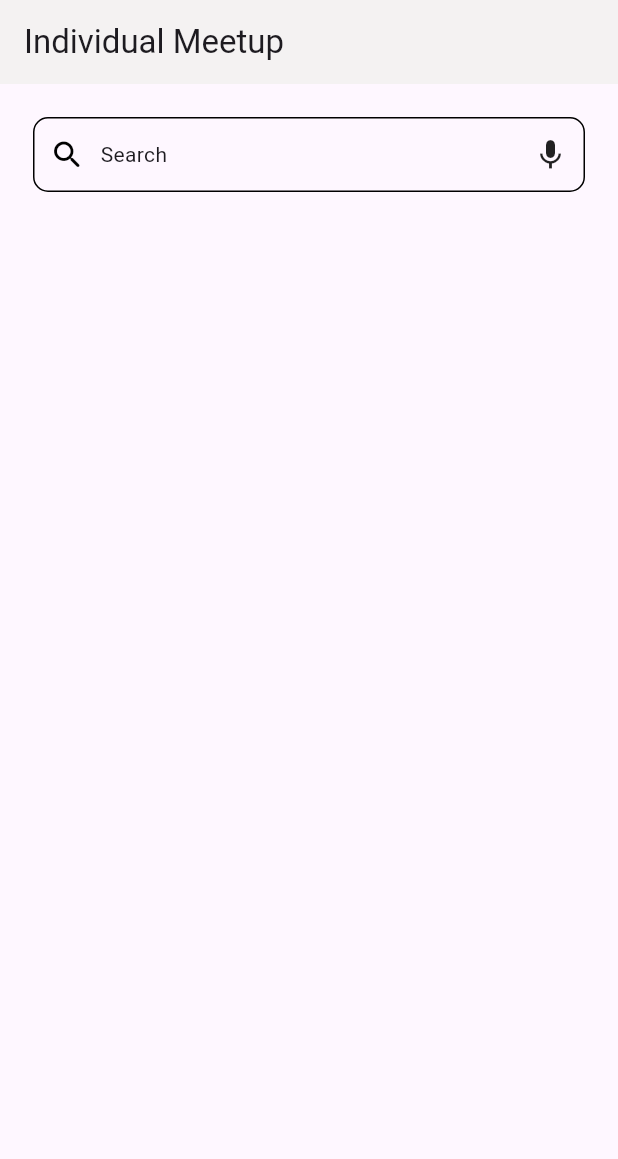
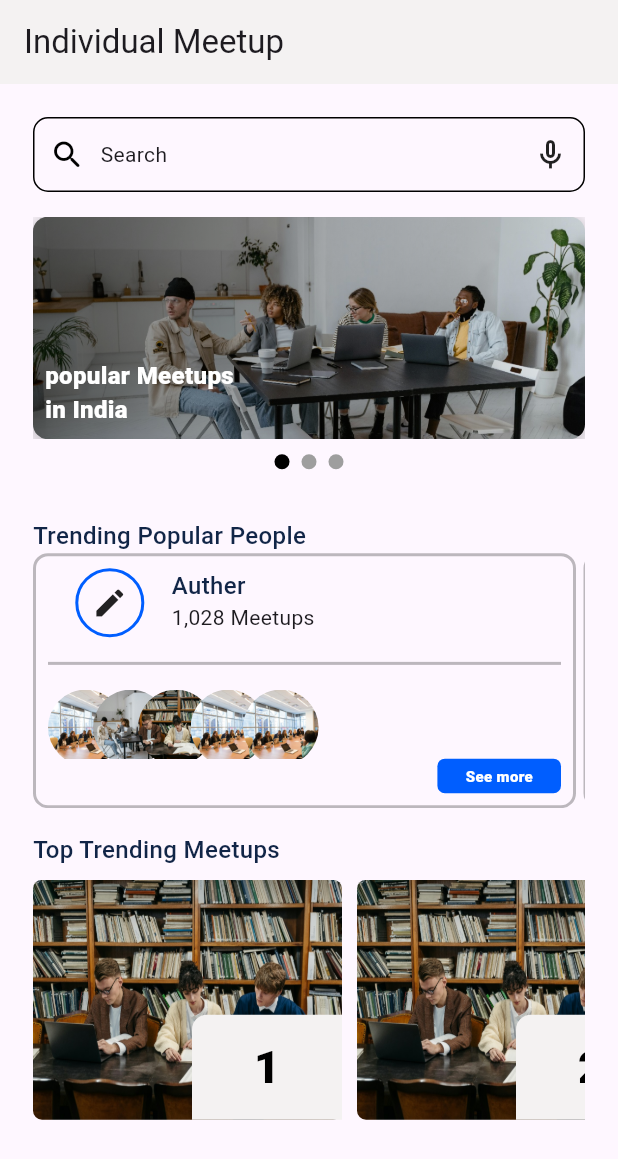
Before and after one commit to swalihh/promilo_assignment, a Flutter app: the HomePage screen opened directly, on a phone screen of 412 x 824 dp. Shown: the top 1159 px of the screen. Run offline on Flutter 3.47's test engine with Material 3 defaults, Android fonts, the phone set to English and light mode, and no system bars; drawn by our look-alikes of smooth_page_indicator; our stand-ins replace either_dart, flutter_bloc.

Commit message:
Completed Homescreen
complted all ui part in homescreen

```diff
--- a/lib/main.dart
+++ b/lib/main.dart
@@ -1,6 +1,7 @@
 import 'package:flutter/material.dart';
 import 'package:flutter_bloc/flutter_bloc.dart';
 import 'package:promilo/bloc/bloc/login_bloc.dart';
+import 'package:promilo/resources/widgets/bottom_nav_bar.dart';
 import 'package:promilo/view/home.dart';
 import 'package:promilo/view/login_page.dart';
 
@@ -15,9 +16,9 @@ class Myapp extends StatelessWidget {
   Widget build(BuildContext context) {
     return  BlocProvider(
       create: (context) => LoginBloc(),
-      child: const MaterialApp(
+      child:   MaterialApp(
         debugShowCheckedModeBanner: false,
-        home: LoginPage(),
+        home: Start(),
       ),
     );
   }
--- a/lib/resources/constants/colors.dart
+++ b/lib/resources/constants/colors.dart
@@ -3,10 +3,12 @@ import 'package:flutter/material.dart';
 
 class AppColors{
   static const Color appbarColor=Color.fromARGB(255, 244, 242, 242);
+    static const Color buttoncolor=Color.fromARGB(255, 34, 41, 148);
+
 
   static const Color bagroundWhite=Colors.white;
   static const Color textcolor=Colors.black87;
-    static const Color labelcolor=Color.fromARGB(255, 9, 33, 75);
+    static const Color labelcolor=Color.fromARGB(255, 0, 94, 255);
   static const Color containerlinecolor=Colors.black26;
 
 
--- a/lib/resources/constants/style.dart
+++ b/lib/resources/constants/style.dart
@@ -20,6 +20,11 @@ class Apptext {
       fontWeight: FontWeight.w400,
       color: Color.fromARGB(255, 17, 37, 71),
       overflow: TextOverflow.ellipsis);
+static TextStyle get label2 => const TextStyle(
+      fontSize: 16,
+      fontWeight: FontWeight.w500,
+      color: Color.fromARGB(255, 17, 37, 71),
+      overflow: TextOverflow.ellipsis);
 
 
   static TextStyle get secondlabel => const TextStyle(
@@ -30,12 +35,22 @@ class Apptext {
 static TextStyle get terms => const TextStyle(
       fontSize: 14,
       fontWeight: FontWeight.w700,
+      color: Color.fromARGB(255, 255, 255, 255),
+      overflow: TextOverflow.ellipsis);
+      static TextStyle get bigterms => const TextStyle(
+      fontSize: 30,
+      fontWeight: FontWeight.w900,
       color: Color.fromARGB(255, 0, 0, 0),
       overflow: TextOverflow.ellipsis);
 
-  static TextStyle get buttonlabel => const TextStyle(
+        static TextStyle get buttonlabel => const TextStyle(
       fontSize: 16,
       fontWeight: FontWeight.w800,
       color: Color.fromARGB(255, 255, 255, 255),
       overflow: TextOverflow.ellipsis);
+  static TextStyle get buttonlabel0 => const TextStyle(
+      fontSize: 10,
+      fontWeight: FontWeight.w800,
+      color: Color.fromARGB(255, 255, 255, 255),
+      overflow: TextOverflow.ellipsis);
 }
--- a/lib/resources/strings/homestring.dart
+++ b/lib/resources/strings/homestring.dart
@@ -6,6 +6,8 @@ class HomeString{
   static String trending='Trending Popular People';
   static String auther='1,028 Meetups';
   static String more='See more';
+  static String authertitle='Auther';
+
   static String top='Top Trending Meetups';
 
 
--- /dev/null
+++ b/lib/resources/widgets/auther_circle.dart
@@ -0,0 +1,28 @@
+import 'package:flutter/material.dart';
+import 'package:promilo/resources/constants/colors.dart';
+
+class CircularAvatarWidget extends StatelessWidget {
+
+
+  const   CircularAvatarWidget({super.key,
+
+  });
+
+  @override
+  Widget build(BuildContext context) {
+    double avatarSize = MediaQuery.of(context).size.width * 0.2;
+
+
+
+    return Container(
+      width: avatarSize,
+      height: avatarSize,
+      decoration: BoxDecoration(
+        shape: BoxShape.circle,
+        border: Border.all(color:AppColors.labelcolor, width: 2),
+
+      ),
+      child: const Icon(Icons.edit),
+    );
+  }
+}
--- /dev/null
+++ b/lib/resources/widgets/bottom_nav_bar.dart
@@ -0,0 +1,78 @@
+import 'package:flutter/material.dart';
+import 'package:promilo/resources/constants/colors.dart';
+import 'package:promilo/view/home.dart';
+
+
+class Start extends StatefulWidget {
+  const Start({super.key});
+
+  @override
+  State<Start> createState() => _StartState();
+}
+
+class _StartState extends State<Start> {
+  int currentPage = 0;
+  List<Widget> pages = [ HomePage()];
+  @override
+  Widget build(BuildContext context) {
+    return Stack(
+      children: [
+        Scaffold(
+          body: pages[currentPage],
+        ),
+        Positioned(
+          bottom: 10,
+          left: 10,
+          right: 10,
+          child: NavBar(
+            pageIndex: currentPage,
+            ontap: (index) {
+              setState(() {
+                currentPage = index;
+              });
+            },
+          ),
+        )
+      ],
+    );
+  }
+}
+
+class NavBar extends StatelessWidget {
+  final int pageIndex;
+  final Function(int) ontap;
+  const NavBar({super.key, required this.pageIndex, required this.ontap});
+
+  @override
+  Widget build(BuildContext context) {
+    return Material(
+      color: Colors.transparent,
+      child: Container(
+        margin: const EdgeInsets.only(left: 10, right: 10, bottom: 16),
+        decoration: BoxDecoration(
+          borderRadius: BorderRadius.circular(10),
+          color: AppColors.bagroundWhite
+        ),
+        height: 60,
+        child: Row(
+          children: [
+            navItem(Icons.home, pageIndex == 0, ontap: () => ontap(0)),
+            navItem(Icons.list_alt, pageIndex == 1, ontap: () => ontap(1)),
+            navItem(Icons.checklist, pageIndex == 2, ontap: () => ontap(2)),
+          ],
+        ),
+      ),
+    );
+  }
+
+  Widget navItem(IconData icon, bool selected, {Function()? ontap}) {
+    return Expanded(
+        child: InkWell(
+      onTap: ontap,
+      child: Icon(icon,
+          color: selected
+              ?const Color.fromARGB(255, 0, 234, 255)
+              : AppColors.buttoncolor),
+    ));
+  }
+}
--- /dev/null
+++ b/lib/resources/widgets/popular.dart
@@ -0,0 +1,67 @@
+import 'package:flutter/material.dart';
+import 'package:promilo/resources/constants/style.dart';
+import 'package:promilo/resources/strings/homestring.dart';
+
+class PopularContainerWidget extends StatelessWidget {
+    final String imageUrl;
+  const PopularContainerWidget({super.key, required this.imageUrl});
+
+  @override
+  Widget build(BuildContext context) {
+    final Size screenSize = MediaQuery.of(context).size;
+
+    return Container(
+      height: 100,
+      width: screenSize.width,
+      decoration: BoxDecoration(
+        borderRadius: BorderRadius.circular(10),
+        boxShadow: [
+          BoxShadow(
+            color: Colors.black.withOpacity(0.2),
+            spreadRadius: 2,
+            blurRadius: 7,
+            offset: Offset(0, 2),
+          ),
+        ],
+      ),
+      child: Stack(
+        children: [
+          Positioned.fill(
+            child: ClipRRect(
+              borderRadius: BorderRadius.circular(10),
+              child: Image.asset(
+                imageUrl,
+                fit: BoxFit.cover,
+              ),
+            ),
+          ),
+          Container(
+            width: screenSize.width, // Cover half of the screen
+            decoration: BoxDecoration(
+              borderRadius: BorderRadius.circular(10),
+              gradient: LinearGradient(
+                begin: Alignment.centerLeft,
+                end: Alignment.centerRight,
+                colors: [
+                  Colors.black.withOpacity(0.5),
+                  Colors.transparent,
+                ],
+              ),
+            ),
+          ),
+          Positioned(
+            bottom: 0,
+            left: 0,
+            child: Container(
+              padding: const EdgeInsets.all(8),
+              child: Text(
+                HomeString.popular,
+                style: Apptext.buttonlabel,
+              ),
+            ),
+          ),
+        ],
+      ),
+    );
+  }
+}
--- /dev/null
+++ b/lib/resources/widgets/popular_widget.dart
@@ -0,0 +1,86 @@
+import 'package:flutter/material.dart';
+import 'package:promilo/resources/strings/homestring.dart';
+import 'package:promilo/resources/widgets/popular.dart';
+import 'package:smooth_page_indicator/smooth_page_indicator.dart';
+
+class PopularScreen extends StatefulWidget {
+   PopularScreen({super.key});
+    final ValueNotifier<int> value = ValueNotifier(0);
+
+
+  @override
+  State<PopularScreen> createState() => _PopularScreenState();
+}
+
+class _PopularScreenState extends State<PopularScreen> {
+    final PageController _pageController = PageController();
+
+  @override
+  Widget build(BuildContext context) {
+        final Size screenSize = MediaQuery.of(context).size;
+
+    return Column(children: [
+      Container(
+            padding: const EdgeInsets.only(left: 10, right: 10),
+            // color: Colors.amber,
+            height: 50,
+            width: double.infinity,
+            decoration: BoxDecoration(
+                borderRadius: const BorderRadius.all(Radius.circular(10)),
+                border: Border.all(color: Colors.black)),
+            child: Row(
+              children: [
+                const Icon(Icons.search_rounded, color: Colors.black),
+                const SizedBox(width: 10),
+                Text(HomeString.search),
+                const Expanded(child: SizedBox()),
+                const Icon(Icons.mic_none_outlined)
+              ],
+            ),
+          ),
+          SizedBox(
+            height: screenSize.height * 0.02,
+          ),
+          SizedBox(
+            height: screenSize.height * 0.18,
+            width: screenSize.width,
+            child: PageView(
+              controller: _pageController,
+              onPageChanged: (value) {
+                widget.value.value = value;
+              },
+              children: const [
+           PopularContainerWidget(imageUrl: 'assets/images/pop1.jpg',),
+           PopularContainerWidget(imageUrl: 'assets/images/pop2.jpg',),
+           PopularContainerWidget(imageUrl: 'assets/images/pop3.jpg',),
+
+
+
+
+
+
+
+              ],
+            ),
+          ),
+          const SizedBox(height: 10),
+          Center(
+            child: ValueListenableBuilder<int>(
+              valueListenable: widget.value,
+              builder: (context, activeIndex, child) {
+                return AnimatedSmoothIndicator(
+                  activeIndex: activeIndex,
+                  count: 3,
+                  effect: const WormEffect(
+                    activeDotColor: Colors.black,
+                    dotHeight: 10,
+                    dotWidth: 10,
+                    type: WormType.thinUnderground,
+                  ),
+                );
+              },
+            ),
+          ),
+    ],);
+  }
+}
--- /dev/null
+++ b/lib/resources/widgets/top_widget.dart
@@ -0,0 +1,56 @@
+import 'package:flutter/material.dart';
+import 'package:promilo/resources/constants/colors.dart';
+import 'package:promilo/resources/constants/style.dart';
+
+class ImageStackWidget extends StatelessWidget {
+  final double height;
+  final double width;
+  final int index;
+
+  const ImageStackWidget({
+    Key? key,
+    required this.height,
+    required this.width,
+    required this.index,
+  }) : super(key: key);
+
+  @override
+  Widget build(BuildContext context) {
+    return Stack(
+      children: [
+        Container(
+          height: height,
+          width: width,
+          decoration: BoxDecoration(
+            image: const DecorationImage(
+              fit: BoxFit.fill,
+              image: AssetImage('assets/images/pop3.jpg'),
+            ),
+            borderRadius: BorderRadius.circular(6),
+          ),
+        ),
+        Positioned(
+          bottom: 0,
+          right: 0,
+          child: Container(
+
+            width: 100,
+            height: 70,
+            decoration: const BoxDecoration(
+              color: AppColors.appbarColor,
+              borderRadius: BorderRadius.only(
+                topLeft: Radius.circular(10),
+              ),
+            ),
+            child: Center(
+              child: Text(
+                index.toString(),
+                style: Apptext.bigterms,
+              ),
+            ),
+          ),
+        ),
+      ],
+    );
+  }
+}
--- /dev/null
+++ b/lib/resources/widgets/trending_circular_widget.dart
@@ -0,0 +1,38 @@
+import 'package:flutter/material.dart';
+// import 'package:promilo/resources/constants/colors.dart';
+
+class TrendingCircularAvatarWidget extends StatelessWidget {
+  final String imagePath;
+  final bool isNetworkImage;
+
+  const   TrendingCircularAvatarWidget({super.key,
+    required this.imagePath,
+    this.isNetworkImage = false,
+  });
+
+  @override
+  Widget build(BuildContext context) {
+    double avatarSize = MediaQuery.of(context).size.width * 0.2-32;
+
+    ImageProvider<Object> imageProvider;
+
+    if (isNetworkImage) {
+      imageProvider = NetworkImage(imagePath);
+    } else {
+      imageProvider = AssetImage(imagePath);
+    }
+
+    return Container(
+      width: avatarSize,
+      height: avatarSize,
+      decoration: BoxDecoration(
+        shape: BoxShape.circle,
+        // border: Border.all(color: AppColors.labelcolor, width: 2),
+        image: DecorationImage(
+          image: imageProvider,
+          fit: BoxFit.cover ,
+        ),
+      ),
+    );
+  }
+}
--- /dev/null
+++ b/lib/resources/widgets/trending_page_widget.dart
@@ -0,0 +1,106 @@
+import 'package:flutter/material.dart';
+import 'package:promilo/resources/constants/colors.dart';
+import 'package:promilo/resources/constants/style.dart';
+import 'package:promilo/resources/strings/homestring.dart';
+import 'package:promilo/resources/widgets/auther_circle.dart';
+import 'package:promilo/resources/widgets/trending_circular_widget.dart';
+
+class TrendingScreen extends StatelessWidget {
+  const TrendingScreen({super.key});
+
+  @override
+  Widget build(BuildContext context) {
+    final Size screenSize = MediaQuery.of(context).size;
+
+    return   Container(
+            height: screenSize.height * 0.2,
+            width: screenSize.width-50,
+            decoration: BoxDecoration(
+                borderRadius: BorderRadius.circular(10),
+                border:
+                    Border.all(width: 2, color: AppColors.containerlinecolor)),
+            child: Padding(
+              padding: const EdgeInsets.all(8.0),
+              child: Column(
+                children: [
+                  Expanded(
+                      flex: 2,
+                      child: Row(
+                        children: [
+                          const CircularAvatarWidget(),
+                          Column(
+                            crossAxisAlignment: CrossAxisAlignment.start,
+                            children: [
+                              Text(
+                                HomeString.authertitle,
+                                style: Apptext.label2,
+
+
+                              ),
+                              Text(HomeString.auther)
+                            ],
+                          ),
+                        ],
+                      )),
+                  SizedBox(
+                    height: screenSize.height * 0.02,
+                  ),
+                  Container(
+                    height: 2,
+                    width: screenSize.width,
+                    color: AppColors.containerlinecolor,
+                  ),
+                  SizedBox(
+                    height: screenSize.height * 0.02,
+                  ),
+                  const Expanded(
+                      flex: 2,
+                      child: Stack(
+                        children: [
+                          Positioned(
+                            left: 0,
+                            child: TrendingCircularAvatarWidget(
+                                imagePath: 'assets/images/pop2.jpg'),
+                          ),
+                          Positioned(
+                            left: 30,
+                            child: TrendingCircularAvatarWidget(
+                                imagePath: 'assets/images/pop1.jpg'),
+                          ),
+                          Positioned(
+                            left: 60,
+                            child: TrendingCircularAvatarWidget(
+                                imagePath: 'assets/images/pop3.jpg'),
+                          ),
+                          Positioned(
+                            left: 95,
+                            child: TrendingCircularAvatarWidget(
+                                imagePath: 'assets/images/pop2.jpg'),
+                          ),
+                           Positioned(
+                            left: 130,
+                            child: TrendingCircularAvatarWidget(
+                                imagePath: 'assets/images/pop2.jpg'),
+                          ),
+                        ],
+                      )),
+                  Expanded(
+                      child: Row(
+                    mainAxisAlignment: MainAxisAlignment.end,
+                    children: [
+                      Container(
+                        height: screenSize.height * 0.08,
+                        width: screenSize.width * 0.2,
+                        decoration: BoxDecoration(
+                            color: AppColors.labelcolor,
+                            borderRadius: BorderRadius.circular(5)),
+                            child: Center(child: Text(HomeString.more,style: Apptext.buttonlabel0,)),
+                      )
+                    ],
+                  ))
+                ],
+              ),
+            ),
+          );
+  }
+}
--- a/lib/view/home.dart
+++ b/lib/view/home.dart
@@ -1,42 +1,142 @@
 import 'package:flutter/material.dart';
 import 'package:promilo/resources/constants/colors.dart';
+import 'package:promilo/resources/constants/style.dart';
 import 'package:promilo/resources/strings/homestring.dart';
+import 'package:promilo/resources/widgets/popular.dart';
+import 'package:promilo/resources/widgets/top_widget.dart';
+import 'package:promilo/resources/widgets/trending_page_widget.dart';
+import 'package:smooth_page_indicator/smooth_page_indicator.dart';
 
-class HomePage extends StatelessWidget {
-  const HomePage({super.key});
+class HomePage extends StatefulWidget {
+  HomePage({super.key});
+  final ValueNotifier<int> value = ValueNotifier(0);
+
+  @override
+  State<HomePage> createState() => _HomePageState();
+}
+
+class _HomePageState extends State<HomePage> {
+  final PageController _pageController = PageController();
 
   @override
   Widget build(BuildContext context) {
+    final Size screenSize = MediaQuery.of(context).size;
 
-    return  Scaffold(
+    return Scaffold(
       appBar: AppBar(
         // leading: IconButton(onPressed: (){}, icon: icon),
         backgroundColor: AppColors.appbarColor,
-        title:Text(HomeString.titles) ,
+        title: Text(HomeString.titles),
       ),
-
-      body:  Padding(
+      body: Padding(
         padding: const EdgeInsets.all(22.0),
-        child: Column(children: [
+        child: Column(crossAxisAlignment: CrossAxisAlignment.start, children: [
           Container(
-            padding: const EdgeInsets.only(left: 10,right: 10),
+            padding: const EdgeInsets.only(left: 10, right: 10),
             // color: Colors.amber,
             height: 50,
             width: double.infinity,
             decoration: BoxDecoration(
-              borderRadius: const BorderRadius.all(Radius.circular(10)),
-              border: Border.all(color: Colors.black)
-            ),
+                borderRadius: const BorderRadius.all(Radius.circular(10)),
+                border: Border.all(color: Colors.black)),
             child: Row(
               children: [
-              const  Icon(Icons.search_rounded,color: Colors.black),
-               const SizedBox(width: 10)
-                ,Text(HomeString.search),
-              const  Expanded(child: SizedBox()),
-             const   Icon(Icons.mic)
+                const Icon(Icons.search_rounded, color: Colors.black),
+                const SizedBox(width: 10),
+                Text(HomeString.search),
+                const Expanded(child: SizedBox()),
+                const Icon(Icons.mic_none_outlined)
               ],
             ),
+          ),
+          SizedBox(
+            height: screenSize.height * 0.02,
+          ),
+          SizedBox(
+            height: screenSize.height * 0.18,
+            width: screenSize.width,
+            child: PageView(
+              controller: _pageController,
+              onPageChanged: (value) {
+                widget.value.value = value;
+              },
+              children: const [
+                PopularContainerWidget(
+                  imageUrl: 'assets/images/pop1.jpg',
+                ),
+                PopularContainerWidget(
+                  imageUrl: 'assets/images/pop2.jpg',
+                ),
+                PopularContainerWidget(
+                  imageUrl: 'assets/images/pop3.jpg',
+                ),
+              ],
+            ),
+          ),
+          const SizedBox(height: 10),
+          Center(
+            child: ValueListenableBuilder<int>(
+              valueListenable: widget.value,
+              builder: (context, activeIndex, child) {
+                return AnimatedSmoothIndicator(
+                  activeIndex: activeIndex,
+                  count: 3,
+                  effect: const WormEffect(
+                    activeDotColor: Colors.black,
+                    dotHeight: 10,
+                    dotWidth: 10,
+                    type: WormType.thinUnderground,
+                  ),
+                );
+              },
+            ),
+          ),
+          SizedBox(
+            height: screenSize.height * 0.04,
+          ),
+          Text(
+            HomeString.trending,
+            style: Apptext.label2,
+          ),
+       SizedBox(
+        height: 170,
+
+         child: ListView.separated(
+               scrollDirection: Axis.horizontal,
+          itemBuilder: (context, index) {
+           return  const  TrendingScreen();
+         }, separatorBuilder: (context, index) => const SizedBox(width: 5,), itemCount: 5),
+       ),
+
+          SizedBox(
+            height: screenSize.height * 0.02,
+          ),
+          Text(
+            HomeString.top,
+            style: Apptext.label2,
+          ),
+               SizedBox(
+            height: screenSize.height * 0.01,
+          ),
+
+
+          SizedBox(height: 160,
+            child: ListView.separated(
+            scrollDirection: Axis.horizontal,
+              itemBuilder: (context, index) {
+                 return    ImageStackWidget(
+              height: screenSize.height * 0.20,
+              width: screenSize.width * 0.5,
+              index: index+1,
+            );
+            }, separatorBuilder: (context, index) => const SizedBox(width: 10,), itemCount: 5),
           )
+
+
+
+
+
+
         ]),
       ),
     );
--- a/lib/view/login_page.dart
+++ b/lib/view/login_page.dart
@@ -114,7 +114,7 @@ class LoginPageState extends State<LoginPage> {
                         if(state is UserLoginFailureState){
                           ScaffoldMessenger.of(context).showSnackBar(SnackBar(content: Text(state.message)));
                         }else if(state is UserLoginSuccessState){
-                          Navigator.of(context).pushReplacement(MaterialPageRoute(builder: (context) => const HomePage(),));
+                          Navigator.of(context).pushReplacement(MaterialPageRoute(builder: (context) =>  HomePage(),));
                         }
 
                       },
--- a/pubspec.yaml
+++ b/pubspec.yaml
@@ -35,6 +35,7 @@ dependencies:
     sdk: flutter
   flutter_bloc: ^8.1.4
   http: ^1.2.1
+  smooth_page_indicator: ^1.1.0
 
 dev_dependencies:
   flutter_lints: ^2.0.0
```
Also changed, not shown: assets/images/pop1.jpg (added), assets/images/pop2.jpg (added), assets/images/pop3.jpg (added), pubspec.lock.
